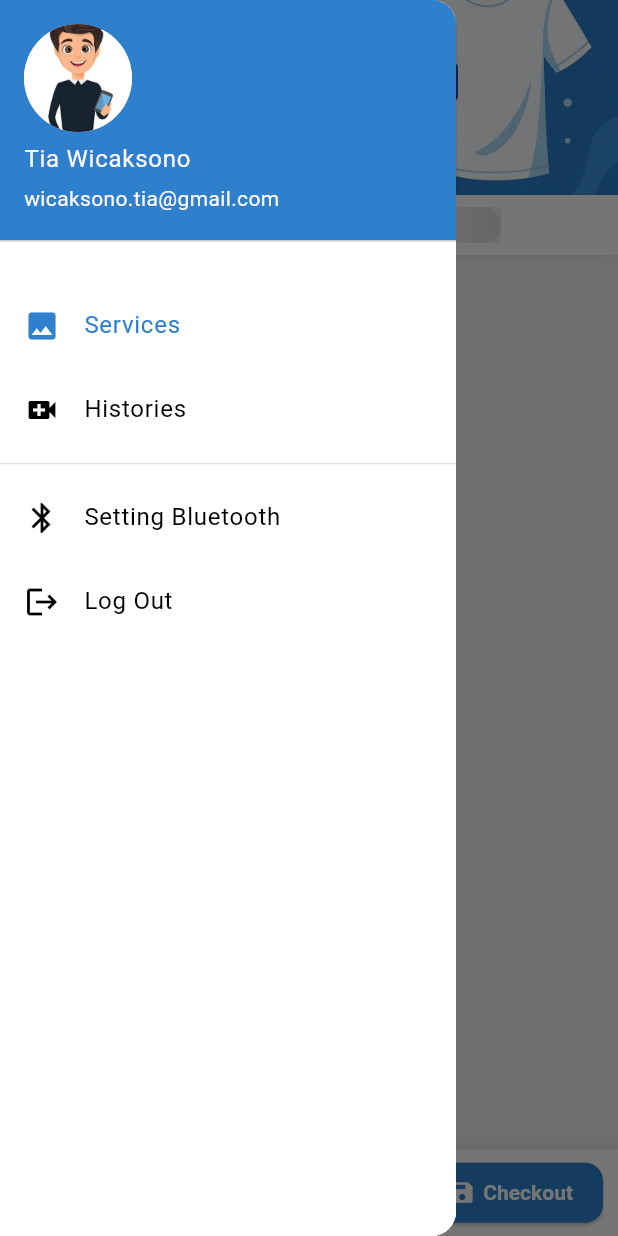
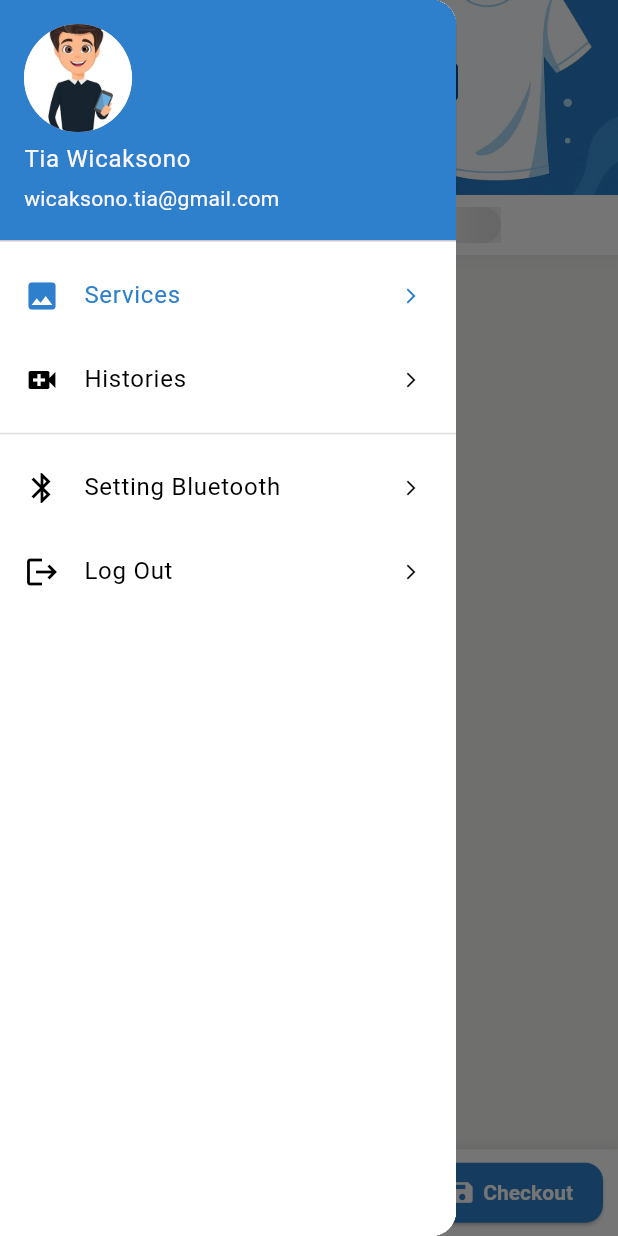
Before and after one commit to wicaksonotia/laundry, a Flutter app: the screen it shows after launch, with the side drawer open, on a phone screen of 412 x 824 dp. Run offline on Flutter 3.47's test engine with Material 3 defaults, Android fonts, the phone set to English and light mode, and no system bars; drawn by our look-alikes of badges; our stand-ins replace currency_text_input_formatter, dio, flutter_slidable, gap, get, shared_preferences and 1 more; missing offline and left inert: flutter_esc_pos_utils, print_bluetooth_thermal; network calls fail.

```diff
--- a/lib/drawer/nav_drawer.dart
+++ b/lib/drawer/nav_drawer.dart
@@ -3,6 +3,7 @@ import 'package:gap/gap.dart';
 import 'package:get/get.dart';
 import 'package:laundry/routes.dart';
 import 'package:laundry/utils/colors.dart';
+import 'package:laundry/utils/sizes.dart';
 
 class NavigationDrawer extends StatelessWidget {
   const NavigationDrawer({super.key});
@@ -15,7 +16,6 @@ class NavigationDrawer extends StatelessWidget {
         child: ListView(
           children: [
             buildDrawerHeader(),
-            Gap(20),
             buildDrawerItem(
               icon: Icons.photo,
               text: "Services",
@@ -84,6 +84,11 @@ class NavigationDrawer extends StatelessWidget {
       leading: Icon(icon, color: textIconColor),
       title: Text(text, style: TextStyle(color: textIconColor)),
       tileColor: tileColor,
+      trailing: Icon(
+        Icons.arrow_forward_ios,
+        color: textIconColor,
+        size: MySizes.iconXs,
+      ),
       onTap: onTap,
     );
   }
--- a/lib/networks/api_request.dart
+++ b/lib/networks/api_request.dart
@@ -106,15 +106,15 @@ class RemoteDataSource {
 
   // SAVE TRANSACTION
   static Future<bool> saveDetailTransaction(List<dynamic> data) async {
-    // String jsonData = jsonEncode(data);
     try {
+      var rawFormat = jsonEncode(data);
       Dio dio = Dio();
       var url =
           ApiEndPoints.baseUrl +
           ApiEndPoints.authEndpoints.saveDetailTransaction;
       Response response = await dio.post(
         url,
-        data: jsonEncode(data),
+        data: rawFormat,
         options: Options(contentType: Headers.jsonContentType),
       );
       if (response.statusCode == 200) {
```
Also changed, not shown: lib/controllers/cart_controller.dart (+11 -8 lines).
